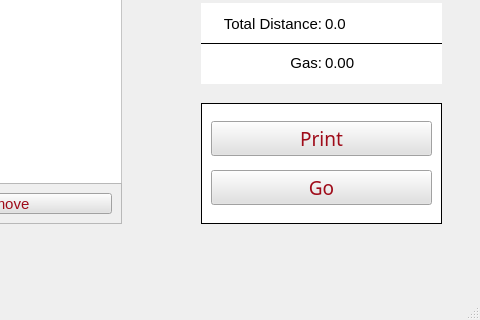
DannyCamacho/SaddlebackEats, file customtrip.ui: the form before one commit; both pictures show x 409 to 889 and y 237 to 557 of the 889 by 557 pixel window.
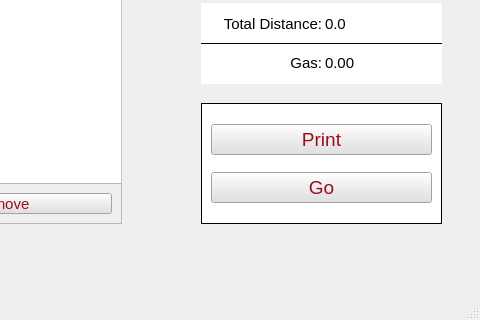
The form after the commit. Icons and pictures are not drawn.

Commit message: addition of receipt.ui, changes on shoppingcart.ui for individual totals

```diff
--- a/customtrip.ui
+++ b/customtrip.ui
@@ -563,7 +563,6 @@
       <widget class="QPushButton" name="pushButton">
        <property name="font">
         <font>
-         <family>Bahnschrift</family>
          <pointsize>14</pointsize>
         </font>
        </property>
@@ -580,7 +579,6 @@
       <widget class="QPushButton" name="pushButton_2">
        <property name="font">
         <font>
-         <family>Bahnschrift</family>
          <pointsize>14</pointsize>
         </font>
        </property>
```
The commit also changes 4 other files.
